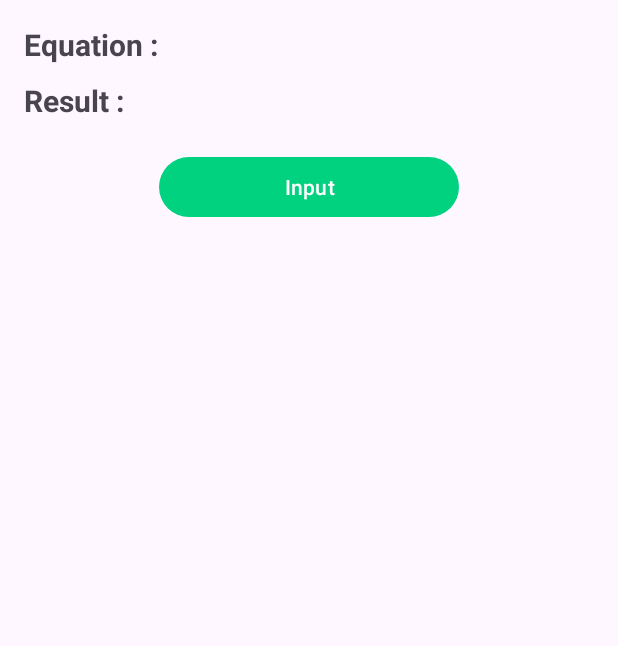
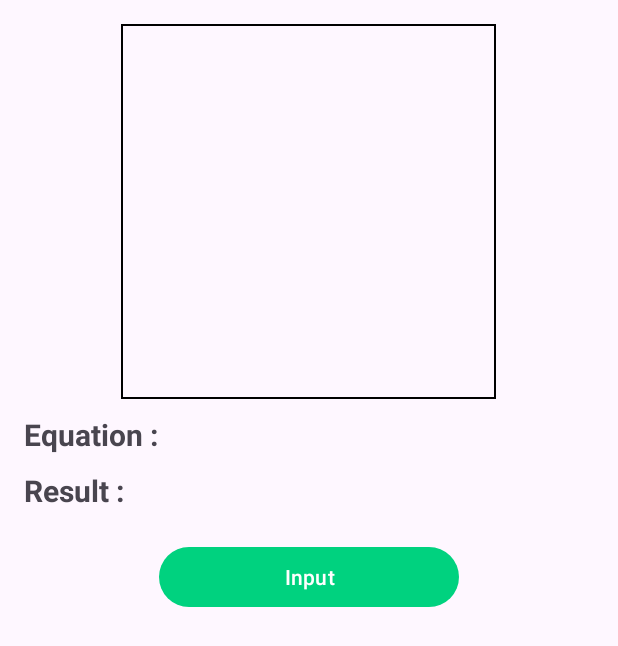
Before and after one commit to stefanuscandra/ScanCalculator, an Android app: the layout activity_main.xml on its own in the app's theme, with its tools: preview values and no code run, on a phone screen of 412 x 824 dp. Shown: the top 646 px of the screen. Run offline under Robolectric (Android 15) with nearby library versions, the phone set to English and light mode, and no system bars.

```diff
--- /dev/null
+++ b/app/src/main/res/drawable/image_border_drawable.xml
@@ -0,0 +1,6 @@
+<?xml version="1.0" encoding="utf-8"?>
+<shape xmlns:android="http://schemas.android.com/apk/res/android">
+    <stroke
+        android:width="1dp"
+        android:color="#000000" />
+</shape>
--- a/app/src/main/res/layout/activity_main.xml
+++ b/app/src/main/res/layout/activity_main.xml
@@ -7,10 +7,19 @@
     android:padding="16dp"
     tools:context=".ui.MainActivity">
 
+    <ImageView
+        android:id="@+id/image_view"
+        android:layout_width="250dp"
+        android:layout_height="250dp"
+        android:layout_centerHorizontal="true"
+        android:layout_marginBottom="10dp"
+        android:background="@drawable/image_border_drawable" />
+
     <TextView
         android:id="@+id/text_equation"
         android:layout_width="wrap_content"
         android:layout_height="wrap_content"
+        android:layout_below="@id/image_view"
         android:layout_alignParentStart="true"
         android:layout_marginBottom="10dp"
         android:text="Equation : "
```
Also changed, not shown: app/src/main/java/com/app/scancalculator/ui/MainActivity.kt (+55 -6 lines), app/src/main/java/com/app/scancalculator/utils/ImageUtils.kt (added, +21 -0 lines), app/src/main/java/com/app/scancalculator/viewmodel/ImageViewModel.kt (added, +17 -0 lines).
